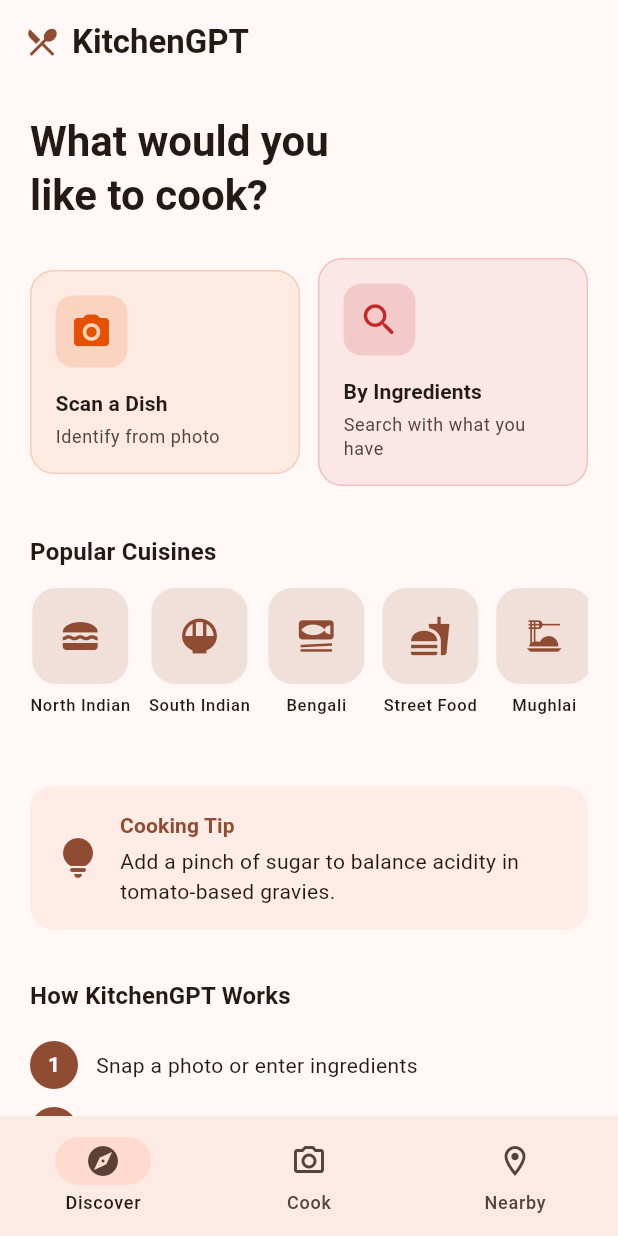
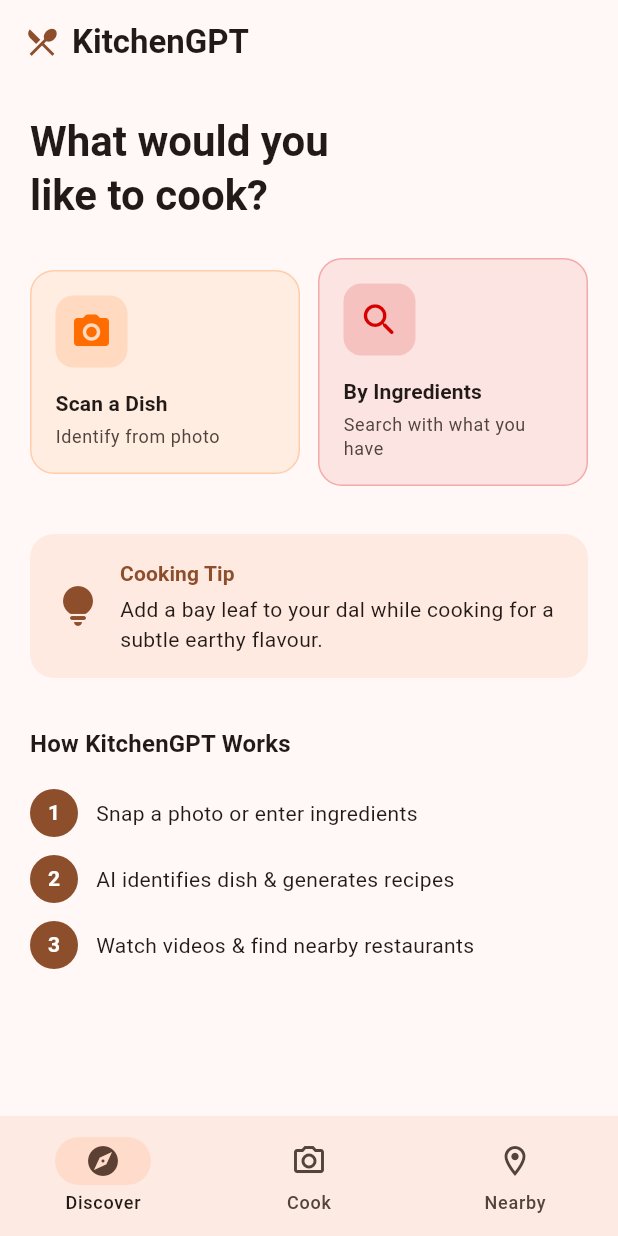
Before and after one commit to shrinidhi-mahishi/kitchen-gpt, a Flutter app: the screen it shows after launch, after a tap on "Skip", on a phone screen of 412 x 824 dp. Run offline on Flutter 3.47's test engine with Material 3 defaults, Android fonts, the phone set to English and light mode, and no system bars; our stand-ins replace flutter_dotenv, geolocator, google_maps_flutter, image_picker, share_plus, shared_preferences and 2 more; accounts and stored records are empty.

Commit message:
UI fixes: vibrant colors, remove cuisines, random tips, fix nav, new app icon
- Change theme from dull saffron to vibrant amber-orange (0xFFFF6D00)
- Remove Popular Cuisines section from discover page
- Random cooking tip on every app open instead of day-based
- Fix Scan a Dish -> Camera tab, By Ingredients -> Ingredients tab
- Add Find Nearby Restaurants button back to Cook tab
- Replace launcher icon with new saffron cooking pot icon

Made-with: Cursor

```diff
--- a/frontend/kitchengpt/lib/app.dart
+++ b/frontend/kitchengpt/lib/app.dart
@@ -7,7 +7,7 @@ import 'screens/onboarding_screen.dart';
 class KitchenGPTApp extends StatelessWidget {
   const KitchenGPTApp({super.key});
 
-  static const _saffron = Color(0xFFE65100);
+  static const _brandColor = Color(0xFFFF6D00);
 
   Future<bool> _isOnboardingComplete() async {
     final prefs = await SharedPreferences.getInstance();
@@ -20,12 +20,12 @@ class KitchenGPTApp extends StatelessWidget {
       title: 'KitchenGPT',
       debugShowCheckedModeBanner: false,
       theme: ThemeData(
-        colorSchemeSeed: _saffron,
+        colorSchemeSeed: _brandColor,
         useMaterial3: true,
         brightness: Brightness.light,
       ),
       darkTheme: ThemeData(
-        colorSchemeSeed: _saffron,
+        colorSchemeSeed: _brandColor,
         useMaterial3: true,
         brightness: Brightness.dark,
       ),
--- a/frontend/kitchengpt/lib/screens/analyze_dish_screen.dart
+++ b/frontend/kitchengpt/lib/screens/analyze_dish_screen.dart
@@ -1,22 +1,25 @@
 import 'package:flutter/material.dart';
+import 'package:geolocator/geolocator.dart';
 import 'package:shimmer/shimmer.dart';
 
 import '../models/food_analysis.dart';
 import '../models/recipe.dart';
+import '../models/restaurant.dart';
 import '../models/youtube_video.dart';
 import '../services/api_service.dart';
 import '../services/camera_service.dart';
 import '../widgets/recipe_card.dart';
+import '../widgets/restaurant_card.dart';
 import '../widgets/youtube_card.dart';
 
 class AnalyzeDishScreen extends StatefulWidget {
   const AnalyzeDishScreen({super.key});
 
   @override
-  State<AnalyzeDishScreen> createState() => _AnalyzeDishScreenState();
+  State<AnalyzeDishScreen> createState() => AnalyzeDishScreenState();
 }
 
-class _AnalyzeDishScreenState extends State<AnalyzeDishScreen>
+class AnalyzeDishScreenState extends State<AnalyzeDishScreen>
     with SingleTickerProviderStateMixin {
   late TabController _tabCtrl;
   final _ingredientsCtrl = TextEditingController();
@@ -24,11 +27,15 @@ class _AnalyzeDishScreenState extends State<AnalyzeDishScreen>
   final _apiService = ApiService();
 
   bool _loading = false;
+  bool _loadingRestaurants = false;
   String? _error;
 
   FoodAnalysis? _analysis;
   List<Recipe> _recipes = [];
   List<YouTubeVideo> _youtubeVideos = [];
+  List<Restaurant> _restaurants = [];
+  double? _lat;
+  double? _lng;
 
   @override
   void initState() {
@@ -37,12 +44,17 @@ class _AnalyzeDishScreenState extends State<AnalyzeDishScreen>
     _tabCtrl.addListener(_onTabChanged);
   }
 
+  void selectTab(int index) {
+    _tabCtrl.animateTo(index);
+  }
+
   void _onTabChanged() {
     if (_tabCtrl.indexIsChanging) return;
     setState(() {
       _analysis = null;
       _recipes = [];
       _youtubeVideos = [];
+      _restaurants = [];
       _error = null;
     });
   }
@@ -105,6 +117,46 @@ class _AnalyzeDishScreenState extends State<AnalyzeDishScreen>
     } finally {
       setState(() => _loading = false);
     }
+  }
+
+  Future<void> _ensureLocation() async {
+    if (_lat != null && _lng != null) return;
+    try {
+      final permission = await Geolocator.requestPermission();
+      if (permission == LocationPermission.denied ||
+          permission == LocationPermission.deniedForever) return;
+      final pos = await Geolocator.getCurrentPosition(
+          locationSettings:
+              const LocationSettings(accuracy: LocationAccuracy.medium));
+      _lat = pos.latitude;
+      _lng = pos.longitude;
+    } catch (_) {}
+  }
+
+  Future<void> _onFindRestaurants(String dishName) async {
+    setState(() {
+      _loadingRestaurants = true;
+      _error = null;
+    });
+    await _ensureLocation();
+    try {
+      final results = await _apiService.nearbyRestaurants(
+        dishName: dishName,
+        latitude: _lat,
+        longitude: _lng,
+      );
+      setState(() => _restaurants = results);
+    } catch (e) {
+      setState(() => _error = 'Restaurant search failed: $e');
+    } finally {
+      setState(() => _loadingRestaurants = false);
+    }
+  }
+
+  String? get _dishNameForGeo {
+    if (_analysis != null) return _analysis!.dishName;
+    if (_recipes.isNotEmpty) return _recipes.first.title;
+    return null;
   }
 
   @override
@@ -296,6 +348,31 @@ class _AnalyzeDishScreenState extends State<AnalyzeDishScreen>
                     ),
                   ],
 
+                  if (_recipes.isNotEmpty && _restaurants.isEmpty) ...[
+                    const SizedBox(height: 20),
+                    Center(
+                      child: _loadingRestaurants
+                          ? const CircularProgressIndicator()
+                          : OutlinedButton.icon(
+                              onPressed: _dishNameForGeo != null
+                                  ? () => _onFindRestaurants(_dishNameForGeo!)
+                                  : null,
+                              icon: const Icon(Icons.location_on),
+                              label: const Text('Find Nearby Restaurants'),
+                            ),
+                    ),
+                  ],
+
+                  if (_restaurants.isNotEmpty) ...[
+                    const SizedBox(height: 20),
+                    Text('Nearby Restaurants',
+                        style: theme.textTheme.titleMedium?.copyWith(
+                          fontWeight: FontWeight.w600,
+                        )),
+                    const SizedBox(height: 8),
+                    ..._restaurants.map((r) => RestaurantCard(restaurant: r)),
+                  ],
+
                   if (_recipes.isEmpty &&
                       _analysis == null &&
                       _youtubeVideos.isEmpty &&
--- a/frontend/kitchengpt/lib/screens/discover_screen.dart
+++ b/frontend/kitchengpt/lib/screens/discover_screen.dart
@@ -1,22 +1,16 @@
+import 'dart:math';
+
 import 'package:flutter/material.dart';
 
 class DiscoverScreen extends StatelessWidget {
-  final VoidCallback onNavigateToCook;
+  final VoidCallback onScanDish;
+  final VoidCallback onByIngredients;
 
-  const DiscoverScreen({super.key, required this.onNavigateToCook});
-
-  static const _cuisines = [
-    ('North Indian', Icons.lunch_dining),
-    ('South Indian', Icons.rice_bowl),
-    ('Bengali', Icons.set_meal),
-    ('Street Food', Icons.fastfood),
-    ('Mughlai', Icons.dinner_dining),
-    ('Gujarati', Icons.brunch_dining),
-    ('Maharashtrian', Icons.ramen_dining),
-    ('Kerala', Icons.soup_kitchen),
-    ('Rajasthani', Icons.bakery_dining),
-    ('Hyderabadi', Icons.kebab_dining),
-  ];
+  const DiscoverScreen({
+    super.key,
+    required this.onScanDish,
+    required this.onByIngredients,
+  });
 
   static const _tips = [
     'Add a pinch of sugar to balance acidity in tomato-based gravies.',
@@ -25,12 +19,18 @@ class DiscoverScreen extends StatelessWidget {
     'Always heat the pan before adding oil to prevent food from sticking.',
     'Add a bay leaf to your dal while cooking for a subtle earthy flavour.',
     'Use yogurt-based marinades to tenderize chicken in under 30 minutes.',
+    'Toast whole spices in dry pan before grinding for deeper flavour.',
+    'Add ginger-garlic paste after onions turn golden, not before.',
+    'Rest roti dough for 15-20 min for softer, pliable rotis.',
+    'Temper mustard seeds on medium heat — high heat burns them.',
+    'Sour curd makes the best marinade for tandoori-style dishes.',
+    'A splash of cream or butter at the end enriches any curry.',
   ];
 
   @override
   Widget build(BuildContext context) {
     final theme = Theme.of(context);
-    final tipIndex = DateTime.now().day % _tips.length;
+    final tipIndex = Random().nextInt(_tips.length);
 
     return SingleChildScrollView(
       padding: const EdgeInsets.all(20),
@@ -53,8 +53,8 @@ class DiscoverScreen extends StatelessWidget {
                   icon: Icons.camera_alt_rounded,
                   title: 'Scan a Dish',
                   subtitle: 'Identify from photo',
-                  color: const Color(0xFFE65100),
-                  onTap: onNavigateToCook,
+                  color: const Color(0xFFFF6D00),
+                  onTap: onScanDish,
                 ),
               ),
               const SizedBox(width: 12),
@@ -63,39 +63,18 @@ class DiscoverScreen extends StatelessWidget {
                   icon: Icons.search_rounded,
                   title: 'By Ingredients',
                   subtitle: 'Search with what you have',
-                  color: const Color(0xFFC62828),
-                  onTap: onNavigateToCook,
+                  color: const Color(0xFFD50000),
+                  onTap: onByIngredients,
                 ),
               ),
             ],
           ),
           const SizedBox(height: 32),
 
-          Text(
-            'Popular Cuisines',
-            style: theme.textTheme.titleMedium?.copyWith(
-              fontWeight: FontWeight.w600,
-            ),
-          ),
-          const SizedBox(height: 12),
-          SizedBox(
-            height: 100,
-            child: ListView.separated(
-              scrollDirection: Axis.horizontal,
-              itemCount: _cuisines.length,
-              separatorBuilder: (_, __) => const SizedBox(width: 12),
-              itemBuilder: (context, i) {
-                final (name, icon) = _cuisines[i];
-                return _CuisineChip(name: name, icon: icon);
-              },
-            ),
-          ),
-          const SizedBox(height: 32),
-
           Container(
             padding: const EdgeInsets.all(16),
             decoration: BoxDecoration(
-              color: theme.colorScheme.primaryContainer.withValues(alpha: 0.4),
+              color: theme.colorScheme.primaryContainer.withValues(alpha: 0.5),
               borderRadius: BorderRadius.circular(16),
             ),
             child: Row(
@@ -173,7 +152,7 @@ class _QuickActionCard extends StatelessWidget {
         decoration: BoxDecoration(
           borderRadius: BorderRadius.circular(16),
           color: color.withValues(alpha: 0.08),
-          border: Border.all(color: color.withValues(alpha: 0.2)),
+          border: Border.all(color: color.withValues(alpha: 0.25)),
         ),
         child: Column(
           crossAxisAlignment: CrossAxisAlignment.start,
@@ -203,40 +182,6 @@ class _QuickActionCard extends StatelessWidget {
           ],
         ),
       ),
-    );
-  }
-}
-
-class _CuisineChip extends StatelessWidget {
-  final String name;
-  final IconData icon;
-
-  const _CuisineChip({required this.name, required this.icon});
-
-  @override
-  Widget build(BuildContext context) {
-    final theme = Theme.of(context);
-    return Column(
-      mainAxisSize: MainAxisSize.min,
-      children: [
-        Container(
-          width: 64,
-          height: 64,
-          decoration: BoxDecoration(
-            color: theme.colorScheme.surfaceContainerHighest,
-            borderRadius: BorderRadius.circular(16),
-          ),
-          child: Icon(icon, size: 28, color: theme.colorScheme.primary),
-        ),
-        const SizedBox(height: 6),
-        Text(
-          name,
-          style: theme.textTheme.labelSmall,
-          textAlign: TextAlign.center,
-          maxLines: 1,
-          overflow: TextOverflow.ellipsis,
-        ),
-      ],
     );
   }
 }
--- a/frontend/kitchengpt/lib/screens/home_screen.dart
+++ b/frontend/kitchengpt/lib/screens/home_screen.dart
@@ -14,8 +14,16 @@ class HomeScreen extends StatefulWidget {
 class HomeScreenState extends State<HomeScreen> {
   int _currentIndex = 0;
 
-  void switchTab(int index) {
-    setState(() => _currentIndex = index);
+  final _cookKey = GlobalKey<AnalyzeDishScreenState>();
+
+  void _goToCookCamera() {
+    setState(() => _currentIndex = 1);
+    _cookKey.currentState?.selectTab(0);
+  }
+
+  void _goToCookIngredients() {
+    setState(() => _currentIndex = 1);
+    _cookKey.currentState?.selectTab(1);
   }
 
   @override
@@ -23,8 +31,11 @@ class HomeScreenState extends State<HomeScreen> {
     final theme = Theme.of(context);
 
     final pages = [
-      DiscoverScreen(onNavigateToCook: () => switchTab(1)),
-      const AnalyzeDishScreen(),
+      DiscoverScreen(
+        onScanDish: _goToCookCamera,
+        onByIngredients: _goToCookIngredients,
+      ),
+      AnalyzeDishScreen(key: _cookKey),
       const NearbyScreen(),
     ];
 
```
Also changed, not shown: 5 other files.
